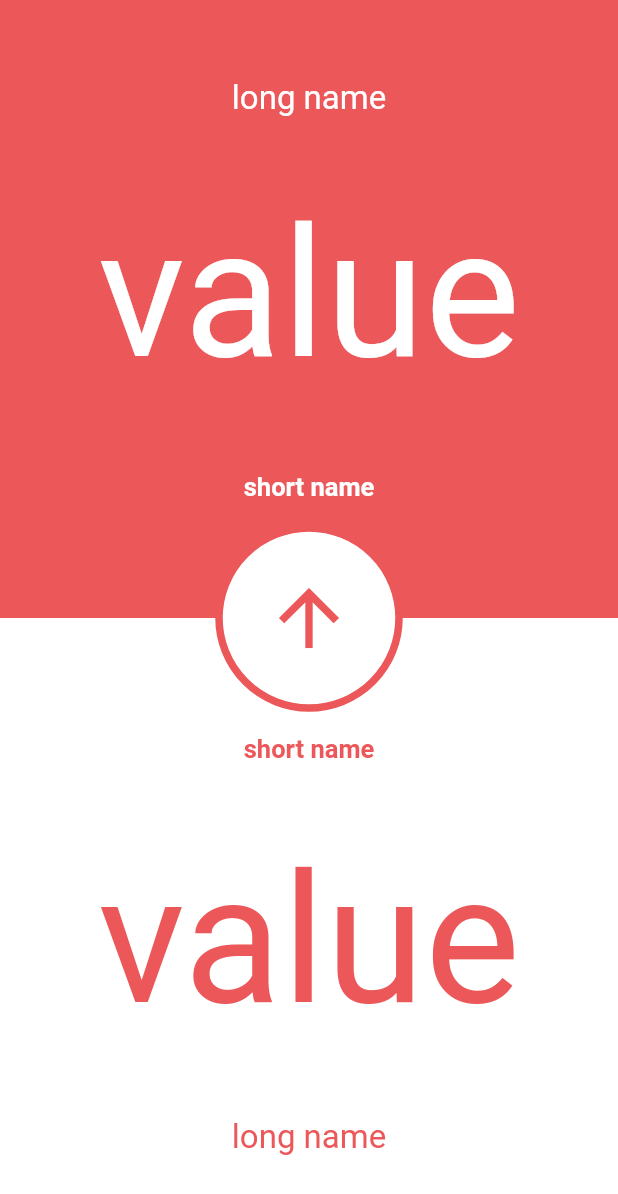
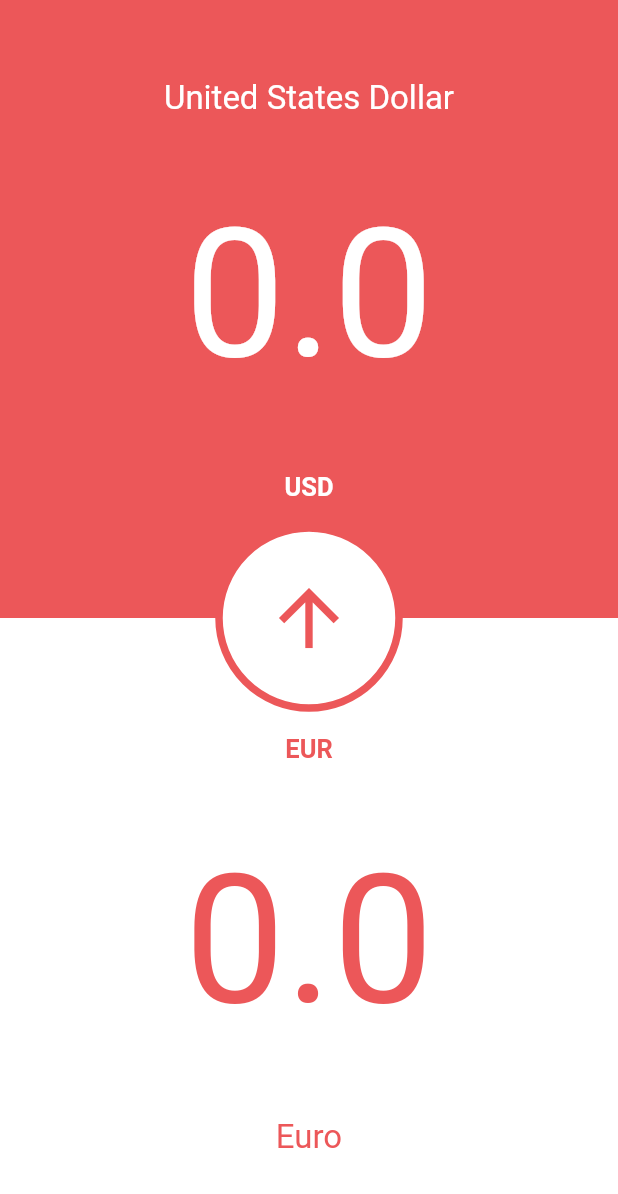
Before and after one commit to tosoba/MinimalistConverter, a Flutter app: the screen it shows after launch, on a phone screen of 412 x 824 dp. Shown: the top 1194 px of the screen. Run offline on Flutter 3.47's test engine with Material 2 defaults, Android fonts, the phone set to English and light mode, and no system bars; our stand-ins replace bloc, flutter_bloc, rxdart; Roboto replaces fonts that are missing (Quicksand).

Commit message:
Hooked up blocs.

```diff
--- a/lib/main.dart
+++ b/lib/main.dart
@@ -1,9 +1,12 @@
 import 'package:flutter/material.dart';
+import 'package:minimalist_converter/pages/converter/converter_bloc.dart';
 import 'package:minimalist_converter/pages/converter/converter_page.dart';
+import 'package:flutter_bloc/flutter_bloc.dart';
 
 void main() => runApp(MyApp());
 
 class MyApp extends StatelessWidget {
   @override
-  Widget build(BuildContext context) => MaterialApp(home: ConverterPage());
+  Widget build(BuildContext context) => MaterialApp(
+      home: BlocProvider(child: ConverterPage(), bloc: ConverterBloc()));
 }
--- a/lib/pages/converter/converter_page.dart
+++ b/lib/pages/converter/converter_page.dart
@@ -1,29 +1,43 @@
 import 'package:flutter/material.dart';
+import 'package:flutter_bloc/flutter_bloc.dart';
 import 'package:minimalist_converter/common/models/currency_display_type.dart';
+import 'package:minimalist_converter/pages/converter/converter_bloc.dart';
+import 'package:minimalist_converter/widgets/currency_display/currency_display_bloc.dart';
 import 'package:minimalist_converter/widgets/currency_display/currency_display_widget.dart';
 
 class ConverterPage extends StatelessWidget {
-  List<Widget> get _currencyDisplays => [
+  List<Widget> _currencyDisplays(BuildContext context) {
+    final converterBloc = BlocProvider.of<ConverterBloc>(context);
+    return [
       Expanded(
         flex: 1,
+        child: BlocProvider(
           child: CurrencyDisplayWidget(CurrencyDisplayType.RED),
+          bloc: CurrencyDisplayBloc(converterBloc.initialRedDisplayState,
+              converterBloc.redCurrencyDisplayEvents),
+        ),
       ),
       Expanded(
-            flex: 1, child: CurrencyDisplayWidget(CurrencyDisplayType.WHITE)),
+          flex: 1, child: BlocProvider(
+          child: CurrencyDisplayWidget(CurrencyDisplayType.WHITE),
+          bloc: CurrencyDisplayBloc(converterBloc.initialWhiteDisplayState,
+              converterBloc.whiteCurrencyDisplayEvents),
+        )),
     ];
+  }
 
-  Widget get _mainDisplay => OrientationBuilder(
+  Widget _mainDisplay(BuildContext context) => OrientationBuilder(
         builder: (context, orientation) {
           switch (orientation) {
             case Orientation.portrait:
               return Column(
                 crossAxisAlignment: CrossAxisAlignment.stretch,
-                children: _currencyDisplays,
+                children: _currencyDisplays(context),
               );
             case Orientation.landscape:
               return Row(
                 crossAxisAlignment: CrossAxisAlignment.stretch,
-                children: _currencyDisplays,
+                children: _currencyDisplays(context),
               );
           }
         },
@@ -57,11 +71,15 @@ class ConverterPage extends StatelessWidget {
       ));
 
   @override
-  Widget build(BuildContext context) => Scaffold(
+  Widget build(BuildContext context) {
+    final bloc = BlocProvider.of<ConverterBloc>(context);
+
+    return Scaffold(
       body: Material(
         child: Stack(
-            children: <Widget>[_mainDisplay, _arrowButton],
+          children: <Widget>[_mainDisplay(context), _arrowButton],
         ),
       ),
     );
   }
+}
--- a/lib/pages/converter/converter_state.dart
+++ b/lib/pages/converter/converter_state.dart
@@ -10,12 +10,14 @@ class ConverterState {
 
   ConverterState._();
 
-  factory ConverterState.initial() => ConverterState._()
-    ..redCurrency = defaultInputCurrency
-    ..redAmount = defaultAmountValue
-    ..whiteCurrency = defaultOutputCurrency
-    ..whiteAmount = defaultAmountValue
-    ..arrowDirection = ArrowDirection.DOWN;
+  factory ConverterState.initial() {
+    return ConverterState._()
+      ..redCurrency = defaultInputCurrency
+      ..redAmount = defaultAmountValue
+      ..whiteCurrency = defaultOutputCurrency
+      ..whiteAmount = defaultAmountValue
+      ..arrowDirection = ArrowDirection.DOWN;
+  }
 }
 
 enum ArrowDirection {
--- a/lib/widgets/currency_display/currency_display_widget.dart
+++ b/lib/widgets/currency_display/currency_display_widget.dart
@@ -1,8 +1,11 @@
 import 'package:flutter/material.dart';
+import 'package:flutter_bloc/flutter_bloc.dart';
 import 'package:minimalist_converter/common/models/currency_display_type.dart';
 import 'package:minimalist_converter/common/models/inset_type.dart';
 import 'package:minimalist_converter/common/values/colors.dart';
 import 'package:minimalist_converter/common/values/dimensions.dart';
+import 'package:minimalist_converter/widgets/currency_display/currency_display_bloc.dart';
+import 'package:minimalist_converter/widgets/currency_display/currency_display_state.dart';
 
 class CurrencyDisplayWidget extends StatelessWidget {
   final CurrencyDisplayType _displayType;
@@ -22,29 +25,28 @@ class CurrencyDisplayWidget extends StatelessWidget {
     }
   }
 
-  Widget _currencyLongNameWidget() => InkWell(
+  Widget _currencyLongNameWidget(String text) => InkWell(
       onTap: () {},
       child: Text(
-        'long name',
+        text,
         textAlign: TextAlign.center,
         style: TextStyle(
             color: _textColor, fontSize: 22.0, fontFamily: _fontFamily),
       ));
 
-  Widget _currencyValueWidget() => Center(
+  Widget _currencyValueWidget(String text) => Center(
         child: InkWell(
             onTap: () {},
             child: Text(
-              'value',
+              text,
               textAlign: TextAlign.center,
               style: TextStyle(
                   color: _textColor, fontSize: 120.0, fontFamily: _fontFamily),
             )),
       );
 
-  Widget _currencyShortNameWidget() {
-    return Text(
-      'short name',
+  Widget _currencyShortNameWidget(String text) => Text(
+        text,
         textAlign: TextAlign.center,
         style: TextStyle(
             color: _textColor,
@@ -52,7 +54,6 @@ class CurrencyDisplayWidget extends StatelessWidget {
             fontFamily: _fontFamily,
             fontWeight: FontWeight.bold),
       );
-  }
 
   EdgeInsets _edgeInsets(InsetType insetType, double insetValue) {
     switch (insetType) {
@@ -67,18 +68,18 @@ class CurrencyDisplayWidget extends StatelessWidget {
     }
   }
 
-  List<Widget> _columnWidgets(BuildContext context) {
+  List<Widget> _columnWidgets(BuildContext context, CurrencyDisplayState state) {
     final orientation = MediaQuery.of(context).orientation;
     if (orientation == Orientation.portrait) {
       if (_displayType == CurrencyDisplayType.RED) {
         return [
           Padding(
-            child: _currencyLongNameWidget(),
+            child: _currencyLongNameWidget(state.currency.longName),
             padding: _edgeInsets(InsetType.TOP, _differentSideEdgeInsetValue),
           ),
-          _currencyValueWidget(),
+          _currencyValueWidget(state.displayValue),
           Padding(
-            child: _currencyShortNameWidget(),
+            child: _currencyShortNameWidget(state.currency.shortName),
             padding:
                 _edgeInsets(InsetType.BOTTOM, _arrowButtonSideEdgeInsetValue),
           )
@@ -86,12 +87,12 @@ class CurrencyDisplayWidget extends StatelessWidget {
       } else {
         return [
           Padding(
-            child: _currencyShortNameWidget(),
+            child: _currencyShortNameWidget(state.currency.shortName),
             padding: _edgeInsets(InsetType.TOP, _arrowButtonSideEdgeInsetValue),
           ),
-          _currencyValueWidget(),
+          _currencyValueWidget(state.displayValue),
           Padding(
-            child: _currencyLongNameWidget(),
+            child: _currencyLongNameWidget(state.currency.longName),
             padding:
                 _edgeInsets(InsetType.BOTTOM, _differentSideEdgeInsetValue),
           )
@@ -101,16 +102,16 @@ class CurrencyDisplayWidget extends StatelessWidget {
       if (_displayType == CurrencyDisplayType.RED) {
         return [
           Padding(
-            child: _currencyLongNameWidget(),
+            child: _currencyLongNameWidget(state.currency.longName),
             padding: _edgeInsets(InsetType.TOP, _differentSideEdgeInsetValue),
           ),
           Padding(
-            child: _currencyValueWidget(),
+            child: _currencyValueWidget(state.displayValue),
             padding:
                 _edgeInsets(InsetType.RIGHT, _arrowButtonSideEdgeInsetValue),
           ),
           Padding(
-            child: _currencyShortNameWidget(),
+            child: _currencyShortNameWidget(state.currency.shortName),
             padding:
                 _edgeInsets(InsetType.BOTTOM, _differentSideEdgeInsetValue),
           )
@@ -118,16 +119,16 @@ class CurrencyDisplayWidget extends StatelessWidget {
       } else {
         return [
           Padding(
-            child: _currencyLongNameWidget(),
+            child: _currencyLongNameWidget(state.currency.longName),
             padding: _edgeInsets(InsetType.TOP, _differentSideEdgeInsetValue),
           ),
           Padding(
-            child: _currencyValueWidget(),
+            child: _currencyValueWidget(state.displayValue),
             padding:
                 _edgeInsets(InsetType.LEFT, _arrowButtonSideEdgeInsetValue),
           ),
           Padding(
-            child: _currencyShortNameWidget(),
+            child: _currencyShortNameWidget(state.currency.shortName),
             padding:
                 _edgeInsets(InsetType.BOTTOM, _differentSideEdgeInsetValue),
           )
@@ -137,10 +138,15 @@ class CurrencyDisplayWidget extends StatelessWidget {
   }
 
   Widget _mainColumn(BuildContext context) {
+    final bloc = BlocProvider.of<CurrencyDisplayBloc>(context);
+    return BlocBuilder(
+        bloc: bloc,
+        builder: (context, CurrencyDisplayState state) {
           return Column(
               crossAxisAlignment: CrossAxisAlignment.stretch,
               mainAxisAlignment: MainAxisAlignment.spaceBetween,
-        children: _columnWidgets(context));
+              children: _columnWidgets(context, state));
+        });
   }
 
   CurrencyDisplayWidget(this._displayType);
--- a/pubspec.yaml
+++ b/pubspec.yaml
@@ -20,7 +20,7 @@ dependencies:
   # Use with the CupertinoIcons class for iOS style icons.
   cupertino_icons: ^0.1.2
 
-  flutter_bloc: ^0.4.12
+  flutter_bloc: ^0.7.0
 
 dev_dependencies:
   flutter_test:
```
Also changed, not shown: lib/pages/converter/converter_bloc.dart (+44 -0 lines). Lines whose indentation alone changed are shown as unchanged.
